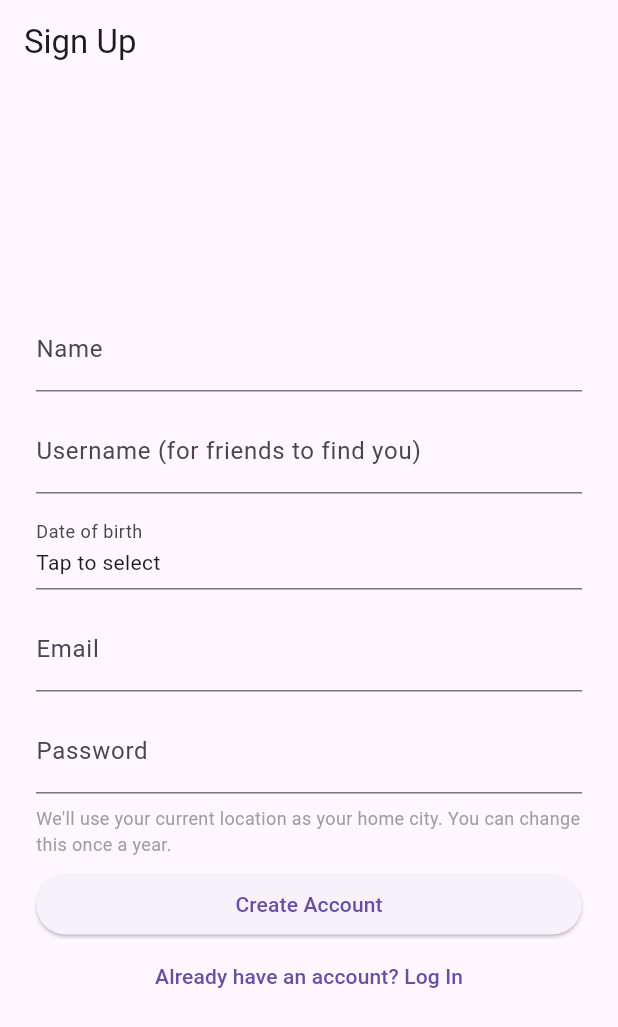
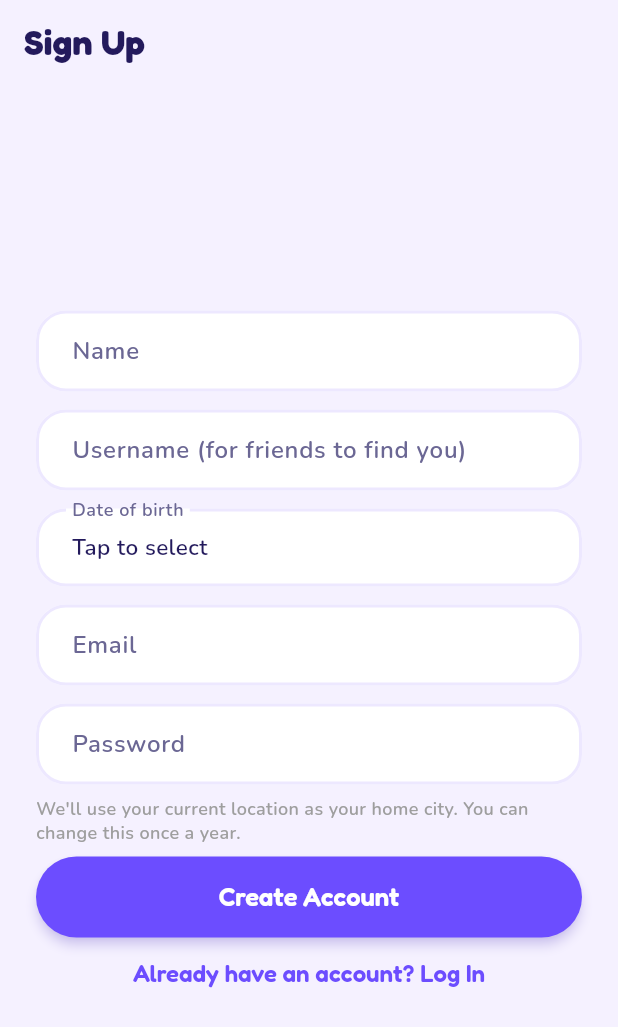
Before and after one commit to Lootm0re/Chekkin-app, a Flutter app: the screen it shows after launch, on a phone screen of 412 x 824 dp. Shown: the top 1027 px of the screen. Run offline on Flutter 3.47's test engine with Material 3 defaults, Android fonts, the phone set to English and light mode, and no system bars; our stand-ins replace cloud_firestore, cloud_functions, firebase_auth, firebase_core, firebase_storage, geolocator and 3 more; missing offline and left inert: avatar_maker, dart:js_interop, firebase_app_check, firebase_auth_web; accounts and stored records are empty.

Commit message:
Add the playful theme and apply it app-wide
lib/theme.dart holds the new design: colours (ink, muted, lavender
background, purple, coral, yellow, mint, sky, light purple, inactive grey),
Fredoka for headings, numbers and buttons and Nunito for body text (via
google_fonts, nothing smaller than 14), pill buttons at least 54 high, pill
chips, 28-radius cards with soft shadows, rounded fields, dialogs and
snack bars, and the tab bar: white with rounded top corners, the selected
tab in a light purple pill. The tabs are now Map, Rewards, Ranks and
Profile. Screens keep their layouts and behaviour; they get restyled in
later stages.

The emulator build hides the Firebase SDK's "emulator mode" strip, which
covered the tab bar; the EMULATOR ribbon marks the build instead.

Co-Authored-By: Claude Opus 5.5 <noreply@anthropic.com>

```diff
--- a/checkin_app/lib/emulators_web.dart
+++ b/checkin_app/lib/emulators_web.dart
@@ -1,3 +1,5 @@
+import 'dart:js_interop';
+
 import 'package:firebase_auth_web/firebase_auth_web.dart';
 
 /// FirebaseAuth.useAuthEmulator always uses http://, which an HTTPS page
@@ -5,4 +7,14 @@ import 'package:firebase_auth_web/firebase_auth_web.dart';
 /// underlying JS SDK with the page's own origin instead.
 void connectAuthEmulator(String origin) {
   FirebaseAuthWeb.instance.delegate.useAuthEmulator(origin);
+  // The SDK's "Running in emulator mode" strip covers the tab bar; the app's
+  // EMULATOR ribbon marks the build instead.
+  _head.insertAdjacentHTML('beforeend', '<style>.firebase-emulator-warning{display:none !important}</style>');
 }
+
+@JS('document.head')
+external _Element get _head;
+
+extension type _Element(JSObject _) implements JSObject {
+  external void insertAdjacentHTML(String position, String text);
+}
--- a/checkin_app/lib/main.dart
+++ b/checkin_app/lib/main.dart
@@ -14,6 +14,7 @@ import 'rewards_screen.dart';
 import 'phone_verify_screen.dart';
 import 'leaderboard_screen.dart';
 import 'profile_picture.dart';
+import 'theme.dart';
 import 'business_screen.dart';
 import 'friends_screen.dart';
 import 'avatar_editor_screen.dart';
@@ -68,7 +69,7 @@ class CheckInApp extends StatelessWidget {
                 child: child!,
               )
           : null,
-      theme: ThemeData(primarySwatch: Colors.blue),
+      theme: AppTheme.light(),
       home: const AuthGate(),
     );
   }
@@ -174,14 +175,14 @@ class _HomeScreenState extends State<HomeScreen> {
           if (currentTab != 0) screens[currentTab],
         ],
       ),
-      bottomNavigationBar: BottomNavigationBar(
-        currentIndex: currentTab,
-        onTap: (index) => setState(() => currentTab = index),
-        items: const [
-          BottomNavigationBarItem(icon: Icon(Icons.map), label: 'Map'),
-          BottomNavigationBarItem(icon: Icon(Icons.star), label: 'Rewards'),
-          BottomNavigationBarItem(icon: Icon(Icons.leaderboard), label: 'Leaderboard'),
-          BottomNavigationBarItem(icon: Icon(Icons.person), label: 'Profile'),
+      bottomNavigationBar: AppTabBar(
+        selectedIndex: currentTab,
+        onSelected: (index) => setState(() => currentTab = index),
+        tabs: const [
+          AppTab(icon: Icons.map_outlined, selectedIcon: Icons.map_rounded, label: 'Map'),
+          AppTab(icon: Icons.card_giftcard_outlined, selectedIcon: Icons.card_giftcard_rounded, label: 'Rewards'),
+          AppTab(icon: Icons.emoji_events_outlined, selectedIcon: Icons.emoji_events_rounded, label: 'Ranks'),
+          AppTab(icon: Icons.person_outline_rounded, selectedIcon: Icons.person_rounded, label: 'Profile'),
         ],
       ),
     );
--- /dev/null
+++ b/checkin_app/lib/theme.dart
@@ -0,0 +1,325 @@
+import 'package:flutter/material.dart';
+import 'package:google_fonts/google_fonts.dart';
+
+/// The app's colours. Text on coral, yellow, mint and sky is [ink], never
+/// white; only [purple] takes white text.
+class AppColors {
+  static const Color ink = Color(0xFF231A5C);
+  static const Color muted = Color(0xFF6B6794);
+  static const Color background = Color(0xFFF5F1FF);
+  static const Color card = Colors.white;
+
+  static const Color purple = Color(0xFF6C4DFF);
+  static const Color coral = Color(0xFFFF5D7A);
+  static const Color yellow = Color(0xFFFFC83D);
+  static const Color mint = Color(0xFF1FC8A0);
+  static const Color sky = Color(0xFF4C9BFF);
+
+  /// Selected backgrounds (the tab pill, chips).
+  static const Color lightPurple = Color(0xFFEDE8FF);
+
+  /// Map pins for businesses that aren't partners (no check-in).
+  static const Color inactive = Color(0xFFB8B4CC);
+
+  /// Error text. Coral itself is too light to read as small text on white.
+  static const Color error = Color(0xFFD7385A);
+
+  /// The text colour that reads on [background]: white on purple, ink on
+  /// everything else.
+  static Color onColor(Color background) => background == purple ? Colors.white : ink;
+}
+
+/// Corner radii and sizes shared by the components.
+class AppShapes {
+  static const double cardRadius = 28;
+  static const double fieldRadius = 20;
+  static const double buttonHeight = 54;
+  static const double minTapTarget = 44;
+
+  /// Soft shadow for cards and floating bars.
+  static final List<BoxShadow> softShadow = [
+    BoxShadow(color: AppColors.ink.withValues(alpha: 0.08), blurRadius: 24, offset: const Offset(0, 8)),
+  ];
+}
+
+/// Headings, numbers and buttons use Fredoka; body text uses Nunito. No
+/// style is smaller than 14.
+class AppText {
+  static TextStyle heading({double size = 22, FontWeight weight = FontWeight.w700, Color color = AppColors.ink}) =>
+      GoogleFonts.fredoka(fontSize: size, fontWeight: weight, color: color, height: 1.2);
+
+  static TextStyle body({double size = 16, FontWeight weight = FontWeight.w600, Color color = AppColors.ink}) =>
+      GoogleFonts.nunito(fontSize: size, fontWeight: weight, color: color, height: 1.35);
+
+  static TextTheme textTheme() => TextTheme(
+        displayLarge: heading(size: 56),
+        displayMedium: heading(size: 44),
+        displaySmall: heading(size: 36),
+        headlineLarge: heading(size: 32),
+        headlineMedium: heading(size: 28),
+        headlineSmall: heading(size: 24),
+        titleLarge: heading(size: 22),
+        titleMedium: heading(size: 18, weight: FontWeight.w600),
+        titleSmall: heading(size: 16, weight: FontWeight.w600),
+        bodyLarge: body(size: 16),
+        bodyMedium: body(size: 15),
+        bodySmall: body(size: 14, color: AppColors.muted),
+        labelLarge: heading(size: 17, weight: FontWeight.w600),
+        labelMedium: body(size: 14, weight: FontWeight.w700),
+        labelSmall: body(size: 14, weight: FontWeight.w700),
+      );
+}
+
+class AppTheme {
+  static ThemeData light() {
+    TextTheme text = AppText.textTheme();
+    const pill = StadiumBorder();
+    const buttonSize = Size(64, AppShapes.buttonHeight);
+    TextStyle buttonText = AppText.heading(size: 17, weight: FontWeight.w600);
+
+    return ThemeData(
+      useMaterial3: true,
+      colorScheme: const ColorScheme(
+        brightness: Brightness.light,
+        primary: AppColors.purple,
+        onPrimary: Colors.white,
+        primaryContainer: AppColors.lightPurple,
+        onPrimaryContainer: AppColors.ink,
+        secondary: AppColors.coral,
+        onSecondary: AppColors.ink,
+        secondaryContainer: AppColors.lightPurple,
+        onSecondaryContainer: AppColors.ink,
+        tertiary: AppColors.mint,
+        onTertiary: AppColors.ink,
+        error: AppColors.error,
+        onError: Colors.white,
+        surface: AppColors.card,
+        onSurface: AppColors.ink,
+        onSurfaceVariant: AppColors.muted,
+        surfaceContainerHighest: AppColors.lightPurple,
+        outline: AppColors.inactive,
+        outlineVariant: AppColors.lightPurple,
+      ),
+      scaffoldBackgroundColor: AppColors.background,
+      textTheme: text,
+      iconTheme: const IconThemeData(color: AppColors.ink),
+      materialTapTargetSize: MaterialTapTargetSize.padded,
+      appBarTheme: AppBarTheme(
+        backgroundColor: AppColors.background,
+        foregroundColor: AppColors.ink,
+        elevation: 0,
+        scrolledUnderElevation: 0,
+        centerTitle: false,
+        titleTextStyle: AppText.heading(size: 24),
+      ),
+      cardTheme: CardThemeData(
+        color: AppColors.card,
+        elevation: 2,
+        shadowColor: AppColors.ink.withValues(alpha: 0.25),
+        surfaceTintColor: Colors.transparent,
+        shape: RoundedRectangleBorder(borderRadius: BorderRadius.circular(AppShapes.cardRadius)),
+        margin: const EdgeInsets.symmetric(vertical: 6),
+      ),
+      elevatedButtonTheme: ElevatedButtonThemeData(
+        style: ElevatedButton.styleFrom(
+          backgroundColor: AppColors.purple,
+          foregroundColor: Colors.white,
+          disabledBackgroundColor: AppColors.lightPurple,
+          disabledForegroundColor: AppColors.muted,
+          minimumSize: buttonSize,
+          padding: const EdgeInsets.symmetric(horizontal: 24),
+          shape: pill,
+          elevation: 3,
+          shadowColor: AppColors.purple.withValues(alpha: 0.4),
+          textStyle: buttonText,
+        ),
+      ),
+      filledButtonTheme: FilledButtonThemeData(
+        style: FilledButton.styleFrom(
+          backgroundColor: AppColors.purple,
+          foregroundColor: Colors.white,
+          minimumSize: buttonSize,
+          padding: const EdgeInsets.symmetric(horizontal: 24),
+          shape: pill,
+          textStyle: buttonText,
+        ),
+      ),
+      outlinedButtonTheme: OutlinedButtonThemeData(
+        style: OutlinedButton.styleFrom(
+          foregroundColor: AppColors.purple,
+          backgroundColor: AppColors.card,
+          minimumSize: buttonSize,
+          padding: const EdgeInsets.symmetric(horizontal: 24),
+          shape: pill,
+          side: const BorderSide(color: AppColors.purple, width: 2),
+          textStyle: buttonText,
+        ),
+      ),
+      textButtonTheme: TextButtonThemeData(
+        style: TextButton.styleFrom(
+          foregroundColor: AppColors.purple,
+          minimumSize: const Size(AppShapes.minTapTarget, AppShapes.minTapTarget),
+          shape: pill,
+          textStyle: AppText.heading(size: 16, weight: FontWeight.w600),
+        ),
+      ),
+      iconButtonTheme: IconButtonThemeData(
+        style: IconButton.styleFrom(
+          minimumSize: const Size(AppShapes.minTapTarget, AppShapes.minTapTarget),
+          foregroundColor: AppColors.ink,
+        ),
+      ),
+      segmentedButtonTheme: SegmentedButtonThemeData(
+        style: SegmentedButton.styleFrom(
+          minimumSize: const Size(AppShapes.minTapTarget, AppShapes.minTapTarget),
+          selectedBackgroundColor: AppColors.lightPurple,
+          selectedForegroundColor: AppColors.purple,
+          foregroundColor: AppColors.ink,
+          side: const BorderSide(color: AppColors.lightPurple, width: 2),
+          shape: pill,
+          textStyle: AppText.body(size: 14, weight: FontWeight.w700),
+        ),
+      ),
+      chipTheme: ChipThemeData(
+        backgroundColor: AppColors.lightPurple,
+        selectedColor: AppColors.lightPurple,
+        labelStyle: AppText.body(size: 14, weight: FontWeight.w700),
+        side: BorderSide.none,
+        shape: pill,
+        padding: const EdgeInsets.symmetric(horizontal: 10, vertical: 4),
+      ),
+      inputDecorationTheme: InputDecorationTheme(
+        filled: true,
+        fillColor: AppColors.card,
+        labelStyle: AppText.body(size: 16, color: AppColors.muted),
+        hintStyle: AppText.body(size: 16, color: AppColors.muted),
+        errorStyle: AppText.body(size: 14, color: AppColors.error),
+        helperStyle: AppText.body(size: 14, color: AppColors.muted),
+        counterStyle: AppText.body(size: 14, color: AppColors.muted),
+        contentPadding: const EdgeInsets.symmetric(horizontal: 20, vertical: 16),
+        border: OutlineInputBorder(
+          borderRadius: BorderRadius.circular(AppShapes.fieldRadius),
+          borderSide: const BorderSide(color: AppColors.lightPurple, width: 2),
+        ),
+        enabledBorder: OutlineInputBorder(
+          borderRadius: BorderRadius.circular(AppShapes.fieldRadius),
+          borderSide: const BorderSide(color: AppColors.lightPurple, width: 2),
+        ),
+        focusedBorder: OutlineInputBorder(
+          borderRadius: BorderRadius.circular(AppShapes.fieldRadius),
+          borderSide: const BorderSide(color: AppColors.purple, width: 2),
+        ),
+        errorBorder: OutlineInputBorder(
+          borderRadius: BorderRadius.circular(AppShapes.fieldRadius),
+          borderSide: const BorderSide(color: AppColors.error, width: 2),
+        ),
+        focusedErrorBorder: OutlineInputBorder(
+          borderRadius: BorderRadius.circular(AppShapes.fieldRadius),
+          borderSide: const BorderSide(color: AppColors.error, width: 2),
+        ),
+      ),
+      listTileTheme: ListTileThemeData(
+        iconColor: AppColors.ink,
+        titleTextStyle: AppText.body(size: 16, weight: FontWeight.w700),
+        subtitleTextStyle: AppText.body(size: 14, color: AppColors.muted),
+        minTileHeight: 56,
+        shape: RoundedRectangleBorder(borderRadius: BorderRadius.circular(AppShapes.fieldRadius)),
+      ),
+      switchTheme: SwitchThemeData(
+        thumbColor: WidgetStateProperty.resolveWith(
+            (states) => states.contains(WidgetState.selected) ? Colors.white : AppColors.inactive),
+        trackColor: WidgetStateProperty.resolveWith(
+            (states) => states.contains(WidgetState.selected) ? AppColors.purple : AppColors.lightPurple),
+        trackOutlineColor: WidgetStateProperty.all(Colors.transparent),
+      ),
+      progressIndicatorTheme: const ProgressIndicatorThemeData(
+        color: AppColors.purple,
+        linearTrackColor: AppColors.lightPurple,
+        borderRadius: BorderRadius.all(Radius.circular(8)),
+      ),
+      dividerTheme: const DividerThemeData(color: AppColors.lightPurple, thickness: 2),
+      dialogTheme: DialogThemeData(
+        backgroundColor: AppColors.card,
+        surfaceTintColor: Colors.transparent,
+        shape: RoundedRectangleBorder(borderRadius: BorderRadius.circular(AppShapes.cardRadius)),
+        titleTextStyle: AppText.heading(size: 22),
+        contentTextStyle: AppText.body(size: 16),
+      ),
+      snackBarTheme: SnackBarThemeData(
+        backgroundColor: AppColors.ink,
+        contentTextStyle: AppText.body(size: 15, color: Colors.white),
+        behavior: SnackBarBehavior.floating,
+        shape: RoundedRectangleBorder(borderRadius: BorderRadius.circular(AppShapes.fieldRadius)),
+      ),
+      bottomSheetTheme: const BottomSheetThemeData(
+        backgroundColor: AppColors.card,
+        surfaceTintColor: Colors.transparent,
+        shape: RoundedRectangleBorder(borderRadius: BorderRadius.vertical(top: Radius.circular(AppShapes.cardRadius))),
+      ),
+      floatingActionButtonTheme: const FloatingActionButtonThemeData(
+        backgroundColor: AppColors.purple,
+        foregroundColor: Colors.white,
+        shape: StadiumBorder(),
+      ),
+      navigationBarTheme: NavigationBarThemeData(
+        backgroundColor: AppColors.card,
+        surfaceTintColor: Colors.transparent,
+        elevation: 0,
+        height: 76,
+        indicatorColor: AppColors.lightPurple,
+        indicatorShape: pill,
+        labelBehavior: NavigationDestinationLabelBehavior.alwaysShow,
+        iconTheme: WidgetStateProperty.resolveWith((states) => IconThemeData(
+              color: states.contains(WidgetState.selected) ? AppColors.purple : AppColors.muted,
+              size: 26,
+            )),
+        labelTextStyle: WidgetStateProperty.resolveWith((states) => AppText.heading(
+              size: 14,
+              weight: FontWeight.w600,
+              color: states.contains(WidgetState.selected) ? AppColors.purple : AppColors.muted,
+            )),
+      ),
+    );
+  }
+}
+
+/// One tab of [AppTabBar].
+class AppTab {
+  final IconData icon;
+  final IconData selectedIcon;
+  final String label;
+
+  const AppTab({required this.icon, required this.selectedIcon, required this.label});
+}
+
+/// The white bottom tab bar with rounded top corners. The selected tab sits
+/// in a light purple pill (navigationBarTheme above).
+class AppTabBar extends StatelessWidget {
+  final List<AppTab> tabs;
+  final int selectedIndex;
+  final ValueChanged<int> onSelected;
+
+  const AppTabBar({super.key, required this.tabs, required this.selectedIndex, required this.onSelected});
+
+  @override
+  Widget build(BuildContext context) {
+    return DecoratedBox(
+      decoration: BoxDecoration(
+        color: AppColors.card,
+        borderRadius: const BorderRadius.vertical(top: Radius.circular(AppShapes.cardRadius)),
+        boxShadow: AppShapes.softShadow,
+      ),
+      child: ClipRRect(
+        borderRadius: const BorderRadius.vertical(top: Radius.circular(AppShapes.cardRadius)),
+        child: NavigationBar(
+          selectedIndex: selectedIndex,
+          onDestinationSelected: onSelected,
+          destinations: [
+            for (var tab in tabs)
+              NavigationDestination(icon: Icon(tab.icon), selectedIcon: Icon(tab.selectedIcon), label: tab.label),
+          ],
+        ),
+      ),
+    );
+  }
+}
--- a/checkin_app/pubspec.yaml
+++ b/checkin_app/pubspec.yaml
@@ -45,6 +45,7 @@ dependencies:
   cupertino_icons: ^1.0.8
   avatar_maker: ^1.9.0
   firebase_app_check: ^0.3.2+10
+  google_fonts: ^9.0.0
 
 dev_dependencies:
   flutter_test:
```
Also changed, not shown: checkin_app/pubspec.lock, 2 other files.
